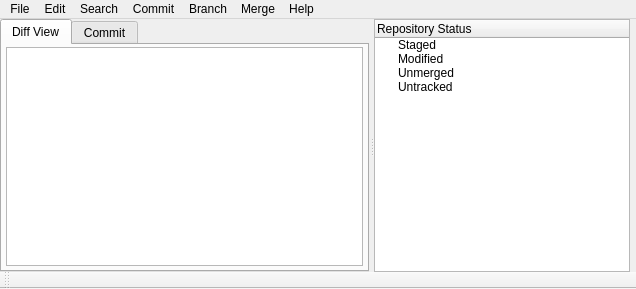
Above: ui/main.ui from git-cola/git-cola before the change. Below: the same form after it.
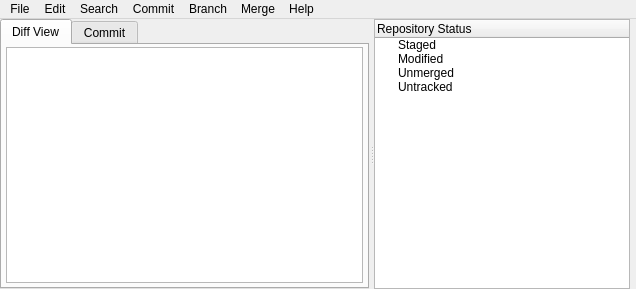
That is the form after the change.

Commit message:
views: remove the log icon and its toolbar
It doesn't make sense to have a toolbar until we have more buttons
in there.  The 'View Log' functionality was moved to the 'File' menu.

Diff of the .ui file:
```diff
--- a/ui/main.ui
+++ b/ui/main.ui
@@ -572,35 +572,6 @@
    <addaction name="merge_menu" />
    <addaction name="help_menu" />
   </widget>
-  <widget class="QToolBar" name="toolbar" >
-   <property name="enabled" >
-    <bool>true</bool>
-   </property>
-   <property name="windowTitle" >
-    <string>toolbar</string>
-   </property>
-   <property name="movable" >
-    <bool>true</bool>
-   </property>
-   <property name="allowedAreas" >
-    <set>Qt::BottomToolBarArea|Qt::TopToolBarArea</set>
-   </property>
-   <property name="iconSize" >
-    <size>
-     <width>24</width>
-     <height>16</height>
-    </size>
-   </property>
-   <property name="floatable" >
-    <bool>true</bool>
-   </property>
-   <attribute name="toolBarArea" >
-    <enum>BottomToolBarArea</enum>
-   </attribute>
-   <attribute name="toolBarBreak" >
-    <bool>false</bool>
-   </attribute>
-  </widget>
   <action name="menu_unstage_selected" >
    <property name="text" >
     <string>Unstage From Commit</string>
```
Left out of the diff: 6 changed lines with no effect on the pictures. The commit also changes 4 other files.
